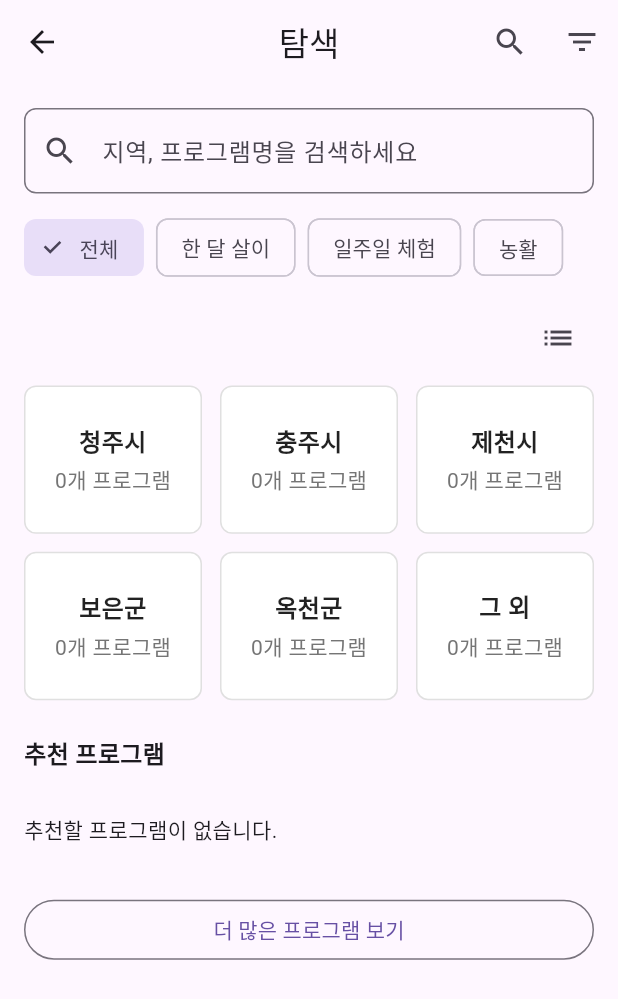
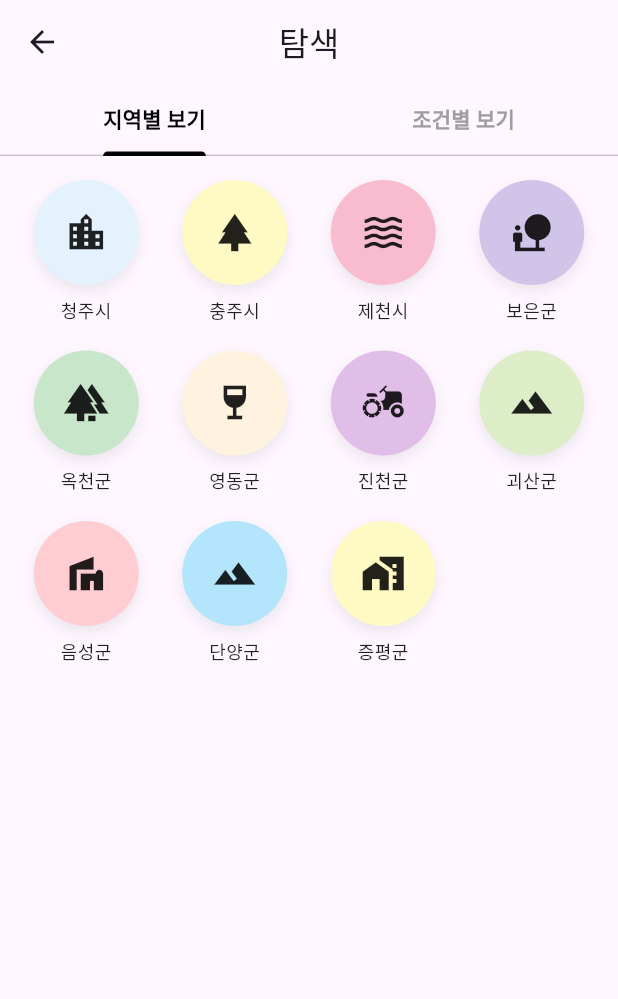
Before and after one commit to flat-dumplings/youthbuk, a Flutter app: the SearchPage screen opened directly, on a phone screen of 412 x 824 dp. Shown: the top 999 px of the screen. Run offline on Flutter 3.47's test engine with Material 3 defaults, Android fonts, the phone set to English and light mode, and no system bars; our stand-ins replace cloud_firestore, country_picker, firebase_auth, firebase_core, flutter_screenutil; accounts and stored records are empty.

Commit message:
feat : 탐색탭 수정중_1

```diff
--- a/lib/search/search_page.dart
+++ b/lib/search/search_page.dart
@@ -1,14 +1,9 @@
-// lib/search/search_page.dart
-
 import 'package:flutter/material.dart';
-import 'package:youthbuk/search/models/region.dart';
-import 'package:youthbuk/search/services/region_repository.dart';
-import 'package:youthbuk/search/widgets/region_card.dart';
-import 'package:youthbuk/search/village_list_page.dart';
 import 'package:cloud_firestore/cloud_firestore.dart';
 import 'package:youthbuk/search/models/village.dart';
-import 'package:youthbuk/search/services/village_repository.dart';
 import 'package:youthbuk/search/village_detail_page%20.dart';
+import 'package:youthbuk/search/village_list_page.dart';
+import 'package:youthbuk/search/widgets/region_grid.dart';
 
 class SearchPage extends StatefulWidget {
   const SearchPage({super.key});
@@ -16,178 +11,183 @@ class SearchPage extends StatefulWidget {
   State<SearchPage> createState() => _SearchPageState();
 }
 
-class _SearchPageState extends State<SearchPage> {
-  bool isListView = true;
-  final List<String> tabs = ['전체', '한 달 살이', '일주일 체험', '농활'];
+class _SearchPageState extends State<SearchPage> with TickerProviderStateMixin {
   int selectedTabIndex = 0;
-
-  late Future<List<RegionCount>> regionCountsFuture;
-  final RegionRepository repo = RegionRepository();
-
-  // Firestore 인스턴스 (추천 영역 실시간 반영용)
+  bool filterExpanded = false;
   final FirebaseFirestore _firestore = FirebaseFirestore.instance;
+  late final TabController _tabController;
 
   @override
   void initState() {
     super.initState();
-    regionCountsFuture = repo.fetchRegionCounts();
+    _tabController = TabController(length: 2, vsync: this);
+  }
+
+  @override
+  void dispose() {
+    _tabController.dispose();
+    super.dispose();
   }
 
   @override
   Widget build(BuildContext context) {
-    const regionAspect = 3 / 2.5;
-    return Scaffold(
+    return DefaultTabController(
+      length: 2,
+      child: Scaffold(
         appBar: AppBar(
           title: const Text('탐색'),
           centerTitle: true,
-        actions: [
-          IconButton(
-            icon: const Icon(Icons.search),
-            onPressed: () {
-              // 검색 아이콘 동작: 필요 시 구현
-            },
+          bottom: const TabBar(
+            indicatorColor: Colors.black,
+            labelColor: Colors.black,
+            unselectedLabelColor: Colors.grey,
+            labelStyle: TextStyle(fontWeight: FontWeight.bold),
+            tabs: [Tab(text: '지역별 보기'), Tab(text: '조건별 보기')],
           ),
-          IconButton(
-            icon: const Icon(Icons.filter_list),
-            onPressed: () {
-              // 필터 아이콘 동작: 필요 시 구현
-            },
+        ),
+        body: TabBarView(children: [RegionGrid(), _buildFilterTab()]),
+      ),
+    );
+  }
+
+  Widget _buildFilterTab() {
+    return ListView(
+      padding: const EdgeInsets.all(16),
+      children: [
+        _buildFilterChips(),
+        const SizedBox(height: 24),
+        const Text(
+          '추천 프로그램',
+          style: TextStyle(fontSize: 18, fontWeight: FontWeight.bold),
+        ),
+        const SizedBox(height: 12),
+        _buildRecommendedPrograms(),
+        const SizedBox(height: 24),
+        OutlinedButton(
+          onPressed: () {},
+          style: OutlinedButton.styleFrom(
+            shape: RoundedRectangleBorder(
+              borderRadius: BorderRadius.circular(8),
+            ),
+          ),
+          child: const Text('더 많은 프로그램 보기'),
+        ),
+      ],
+    );
+  }
+
+  Widget _buildFilterChips() {
+    final List<Map<String, String>> tabsWithEmoji = [
+      {'emoji': '📋', 'label': '전체'},
+      {'emoji': '🌾', 'label': '농활'},
+      {'emoji': '🧪', 'label': '체험'},
+      {'emoji': '🗺️', 'label': '관광'},
+      {'emoji': '💪', 'label': '건강'},
+      {'emoji': '🎨', 'label': '공예'},
+      {'emoji': '🍳', 'label': '요리'},
+      {'emoji': '🐞', 'label': '곤충 관찰'},
+      {'emoji': '🎣', 'label': '낚시'},
+      {'emoji': '🍱', 'label': '먹거리'},
+    ];
+
+    final visibleCount = filterExpanded ? tabsWithEmoji.length : 5;
+
+    return Column(
+      crossAxisAlignment: CrossAxisAlignment.start,
+      children: [
+        Container(
+          padding: const EdgeInsets.all(16),
+          decoration: BoxDecoration(
+            color: Colors.white,
+            borderRadius: BorderRadius.circular(16),
+            boxShadow: [
+              BoxShadow(
+                color: Colors.grey.withOpacity(0.1),
+                blurRadius: 10,
+                offset: const Offset(0, 4),
               ),
             ],
           ),
-      body: SingleChildScrollView(
-        padding: const EdgeInsets.all(16),
-        child: Column(
-          crossAxisAlignment: CrossAxisAlignment.start,
+          child: Wrap(
+            spacing: 10,
+            runSpacing: 10,
+            children: List.generate(visibleCount, (i) {
+              final isSelected = selectedTabIndex == i;
+              return InkWell(
+                borderRadius: BorderRadius.circular(30),
+                onTap: () {
+                  setState(() {
+                    selectedTabIndex = i;
+                  });
+                },
+                child: Container(
+                  padding: const EdgeInsets.symmetric(
+                    horizontal: 14,
+                    vertical: 8,
+                  ),
+                  decoration: BoxDecoration(
+                    color: isSelected ? Colors.black : Colors.grey.shade100,
+                    borderRadius: BorderRadius.circular(30),
+                    boxShadow:
+                        isSelected
+                            ? [
+                              BoxShadow(
+                                color: Colors.black.withOpacity(0.1),
+                                blurRadius: 4,
+                                offset: const Offset(0, 2),
+                              ),
+                            ]
+                            : [],
+                  ),
+                  child: Row(
+                    mainAxisSize: MainAxisSize.min,
                     children: [
-            // 검색 필드
-            TextField(
-              decoration: InputDecoration(
-                hintText: '지역, 프로그램명을 검색하세요',
-                prefixIcon: const Icon(Icons.search),
-                border: OutlineInputBorder(
-                  borderRadius: BorderRadius.circular(8),
+                      Text(
+                        tabsWithEmoji[i]['emoji']!,
+                        style: TextStyle(
+                          fontSize: 16,
+                          color: isSelected ? Colors.white : Colors.black87,
                         ),
                       ),
-              onSubmitted: (text) {
-                // 검색어 입력 후 동작: 필요 시 구현
-              },
-            ),
-            const SizedBox(height: 12),
-
-            // 탭 선택 (필터 로직은 필요시 추가 가능)
-            Row(
-              children: [
-                for (var i = 0; i < tabs.length; i++)
-                  Padding(
-                    padding: const EdgeInsets.only(right: 8),
-                    child: ChoiceChip(
-                      label: Text(tabs[i]),
-                      selected: i == selectedTabIndex,
-                      onSelected:
-                          (_) => setState(() {
-                            selectedTabIndex = i;
-                            // 탭별 필터 로직이 필요하다면 이곳에서 상태를 변경하고,
-                            // regionCountsFuture나 추천 프로그램 필터 등을 다시 반영하세요.
-                          }),
+                      const SizedBox(width: 6),
+                      Text(
+                        tabsWithEmoji[i]['label']!,
+                        style: TextStyle(
+                          fontSize: 14,
+                          fontWeight: FontWeight.w500,
+                          color: isSelected ? Colors.white : Colors.black87,
                         ),
                       ),
                     ],
                   ),
-            const SizedBox(height: 12),
-
-            // 뷰 토글 (리스트/지도 등)
-            Align(
-              alignment: Alignment.centerRight,
-              child: IconButton(
-                icon: Icon(isListView ? Icons.list : Icons.map),
-                onPressed: () => setState(() => isListView = !isListView),
+                ),
+              );
+            }),
           ),
         ),
         const SizedBox(height: 8),
-
-            // 지역 그리드: RegionCount 기반
-            FutureBuilder<List<RegionCount>>(
-              future: regionCountsFuture,
-              builder: (context, snapshot) {
-                if (snapshot.connectionState == ConnectionState.waiting) {
-                  return const Center(
-                    child: Padding(
-                      padding: EdgeInsets.symmetric(vertical: 24),
-                      child: CircularProgressIndicator(),
+        Center(
+          child: TextButton.icon(
+            onPressed: () {
+              setState(() {
+                filterExpanded = !filterExpanded;
+              });
+            },
+            icon: Icon(
+              filterExpanded
+                  ? Icons.keyboard_arrow_up
+                  : Icons.keyboard_arrow_down,
             ),
-                  );
-                } else if (snapshot.hasError) {
-                  return Padding(
-                    padding: const EdgeInsets.symmetric(vertical: 24),
-                    child: Text(
-                      '지역 정보를 불러오는 중 오류: ${snapshot.error}',
-                      style: const TextStyle(color: Colors.red),
-                    ),
-                  );
-                } else if (!snapshot.hasData || snapshot.data!.isEmpty) {
-                  return const Padding(
-                    padding: EdgeInsets.symmetric(vertical: 24),
-                    child: Text('등록된 지역 정보가 없습니다.'),
-                  );
-                } else {
-                  final regionCounts = snapshot.data!;
-                  return LayoutBuilder(
-                    builder: (context, constraints) {
-                      const spacing = 12.0;
-                      const itemsPerRow = 3;
-                      final totalSpacing = spacing * (itemsPerRow - 1);
-                      final itemWidth =
-                          (constraints.maxWidth - totalSpacing) / itemsPerRow;
-                      return Wrap(
-                        spacing: spacing,
-                        runSpacing: spacing,
-                        children:
-                            regionCounts.map((rc) {
-                              return SizedBox(
-                                width: itemWidth,
-                                child: AspectRatio(
-                                  aspectRatio: regionAspect,
-                                  child: RegionCard(
-                                    name: rc.name,
-                                    count: rc.count,
-                                    onTap: () {
-                                      final isOthers = rc.name == '그 외';
-                                      Navigator.push(
-                                        context,
-                                        MaterialPageRoute(
-                                          builder:
-                                              (_) => VillageListPage(
-                                                regionName: rc.name,
-                                                isOthers: isOthers,
+            label: Text(filterExpanded ? '접기' : '전체 보기'),
+            style: TextButton.styleFrom(foregroundColor: Colors.black87),
           ),
         ),
-                                      );
-                                    },
-                                  ),
-                                ),
-                              );
-                            }).toList(),
-                      );
-                    },
+      ],
     );
   }
-              },
-            ),
 
-            // ====== 추천 프로그램 영역 (StreamBuilder로 실시간 반영) ======
-            const SizedBox(height: 24),
-            Row(
-              mainAxisAlignment: MainAxisAlignment.spaceBetween,
-              children: const [
-                Text(
-                  '추천 프로그램',
-                  style: TextStyle(fontSize: 16, fontWeight: FontWeight.bold),
-                ),
-              ],
-            ),
-            const SizedBox(height: 12),
-            StreamBuilder<QuerySnapshot>(
+  Widget _buildRecommendedPrograms() {
+    return StreamBuilder<QuerySnapshot>(
       stream:
           _firestore
               .collection('Villages')
@@ -199,165 +199,81 @@ class _SearchPageState extends State<SearchPage> {
           return const Center(child: CircularProgressIndicator());
         }
         if (snapshot.hasError) {
-                  return Padding(
-                    padding: const EdgeInsets.symmetric(vertical: 16),
-                    child: Text(
-                      '추천 프로그램을 불러오는 중 오류: ${snapshot.error}',
+          return Text(
+            '추천 프로그램 오류: ${snapshot.error}',
             style: const TextStyle(color: Colors.red),
-                    ),
           );
         }
-                final querySnap = snapshot.data;
-                if (querySnap == null || querySnap.docs.isEmpty) {
-                  return const Padding(
-                    padding: EdgeInsets.symmetric(vertical: 16),
-                    child: Text('추천할 프로그램이 없습니다.'),
-                  );
+        final docs = snapshot.data?.docs ?? [];
+        if (docs.isEmpty) {
+          return const Text('추천할 프로그램이 없습니다.');
         }
-                // 문서 리스트를 Village 모델 리스트로 변환
-                final topVillages =
-                    querySnap.docs.map((doc) {
-                      try {
-                        return Village.fromDoc(doc);
-                      } catch (_) {
-                        return Village.fromDoc(doc);
-                      }
-                    }).toList();
-
+        final villages = docs.map((d) => Village.fromDoc(d)).toList();
         return ListView.separated(
           shrinkWrap: true,
           physics: const NeverScrollableScrollPhysics(),
-                  itemCount: topVillages.length,
+          itemCount: villages.length,
           separatorBuilder: (_, __) => const SizedBox(height: 12),
-                  itemBuilder: (context, index) {
-                    final v = topVillages[index];
-                    // 리뷰 개수 표시: 100 이상이면 '99+'
-                    final int count = v.reviewCount;
-                    final String displayCount =
-                        count >= 100 ? '99+' : count.toString();
-
-                    return GestureDetector(
-                      onTap: () {
-                        Navigator.push(
+          itemBuilder: (_, i) {
+            final v = villages[i];
+            final countStr =
+                v.reviewCount >= 100 ? '99+' : v.reviewCount.toString();
+            return ListTile(
+              contentPadding: const EdgeInsets.symmetric(
+                horizontal: 12,
+                vertical: 8,
+              ),
+              onTap:
+                  () => Navigator.push(
                     context,
                     MaterialPageRoute(
                       builder: (_) => VillageDetailPage(village: v),
                     ),
-                        );
-                      },
-                      child: Card(
-                        shape: RoundedRectangleBorder(
-                          borderRadius: BorderRadius.circular(8),
                   ),
-                        child: Padding(
-                          padding: const EdgeInsets.symmetric(
-                            vertical: 12,
-                            horizontal: 16,
-                          ),
-                          child: Row(
-                            children: [
-                              // 이미지가 있다면 왼쪽에 추가
-                              if (v.photoUrls != null &&
-                                  v.photoUrls!.isNotEmpty) ...[
-                                ClipRRect(
+              leading: ClipRRect(
                 borderRadius: BorderRadius.circular(6),
-                                  child: Image.network(
+                child:
+                    v.photoUrls != null && v.photoUrls!.isNotEmpty
+                        ? Image.network(
                           v.photoUrls!.first,
                           width: 60,
                           height: 60,
                           fit: BoxFit.cover,
-                                    errorBuilder:
-                                        (context, error, stack) => Container(
+                        )
+                        : Container(
                           width: 60,
                           height: 60,
                           color: Colors.grey.shade200,
-                                          child: const Icon(
-                                            Icons.broken_image,
-                                            color: Colors.grey,
+                          child: const Icon(Icons.image),
                         ),
               ),
+              title: Text(
+                v.name,
+                style: const TextStyle(fontWeight: FontWeight.bold),
               ),
-                                ),
-                                const SizedBox(width: 12),
-                              ],
-
-                              // 왼쪽: 이름 및 카테고리
-                              Expanded(
-                                child: Column(
-                                  crossAxisAlignment: CrossAxisAlignment.start,
-                                  children: [
-                                    Text(
-                                      v.name,
-                                      style: const TextStyle(
-                                        fontSize: 16,
-                                        fontWeight: FontWeight.bold,
-                                      ),
-                                    ),
-                                    const SizedBox(height: 4),
-                                    Text(
-                                      v.categoryRaw,
-                                      style: const TextStyle(
-                                        fontSize: 14,
-                                        color: Colors.grey,
-                                      ),
-                                    ),
-                                  ],
-                                ),
-                              ),
-
-                              // 우측: 평점 및 리뷰 개수
-                              Column(
-                                mainAxisSize: MainAxisSize.min,
+              subtitle: Text(v.categoryRaw),
+              trailing: Column(
                 crossAxisAlignment: CrossAxisAlignment.end,
+                mainAxisAlignment: MainAxisAlignment.center,
                 children: [
                   Row(
                     mainAxisSize: MainAxisSize.min,
                     children: [
-                                      const Icon(
-                                        Icons.star,
-                                        size: 16,
-                                        color: Colors.orange,
+                      const Icon(Icons.star, size: 16, color: Colors.orange),
+                      const SizedBox(width: 4),
+                      Text(v.rating.toStringAsFixed(1)),
+                    ],
                   ),
-                                      const SizedBox(width: 2),
                   Text(
-                                        v.rating.toStringAsFixed(1),
-                                        style: const TextStyle(fontSize: 14),
+                    '($countStr)',
+                    style: const TextStyle(fontSize: 12, color: Colors.grey),
                   ),
                 ],
-                                  ),
-                                  const SizedBox(height: 2),
-                                  Text(
-                                    '($displayCount)',
-                                    style: const TextStyle(
-                                      fontSize: 12,
-                                      color: Colors.grey,
-                                    ),
-                                  ),
-                                ],
-                              ),
-                            ],
-                          ),
-                        ),
               ),
             );
           },
         );
       },
-            ),
-
-            const SizedBox(height: 16),
-            SizedBox(
-              width: double.infinity,
-              child: OutlinedButton(
-                onPressed: () {
-                  // “더 많은 프로그램 보기” 동작: 예: 평점순 전체 페이지로 이동 등
-                },
-                child: const Text('더 많은 프로그램 보기'),
-              ),
-            ),
-          ],
-        ),
-      ),
     );
   }
 }
--- /dev/null
+++ b/lib/search/widgets/region_grid.dart
@@ -0,0 +1,83 @@
+import 'package:flutter/material.dart';
+import 'package:youthbuk/search/village_list_page.dart';
+
+class RegionGrid extends StatelessWidget {
+  const RegionGrid({super.key});
+
+  final List<Map<String, dynamic>> fixedRegions = const [
+    {'name': '청주시', 'icon': Icons.location_city, 'color': Color(0xFFE3F2FD)},
+    {'name': '충주시', 'icon': Icons.park, 'color': Color(0xFFFFF9C4)},
+    {'name': '제천시', 'icon': Icons.waves, 'color': Color(0xFFF8BBD0)},
+    {'name': '보은군', 'icon': Icons.nature_people, 'color': Color(0xFFD1C4E9)},
+    {'name': '옥천군', 'icon': Icons.forest, 'color': Color(0xFFC8E6C9)},
+    {'name': '영동군', 'icon': Icons.wine_bar, 'color': Color(0xFFFFF3E0)},
+    {'name': '진천군', 'icon': Icons.agriculture, 'color': Color(0xFFE1BEE7)},
+    {'name': '괴산군', 'icon': Icons.terrain, 'color': Color(0xFFDCEDC8)},
+    {'name': '음성군', 'icon': Icons.villa, 'color': Color(0xFFFFCDD2)},
+    {'name': '단양군', 'icon': Icons.landscape, 'color': Color(0xFFB3E5FC)},
+    {'name': '증평군', 'icon': Icons.home_work, 'color': Color(0xFFFFF9C4)},
+  ];
+
+  @override
+  Widget build(BuildContext context) {
+    return GridView.builder(
+      padding: const EdgeInsets.all(16),
+      itemCount: fixedRegions.length,
+      gridDelegate: const SliverGridDelegateWithFixedCrossAxisCount(
+        crossAxisCount: 4,
+        crossAxisSpacing: 16,
+        mainAxisSpacing: 16,
+        childAspectRatio: 0.85,
+      ),
+      itemBuilder: (context, index) {
+        final region = fixedRegions[index];
+        return GestureDetector(
+          onTap: () {
+            Navigator.push(
+              context,
+              MaterialPageRoute(
+                builder:
+                    (_) => VillageListPage(
+                      regionName: region['name'],
+                      isOthers: false,
+                    ),
+              ),
+            );
+          },
+          child: Column(
+            children: [
+              Container(
+                width: 70,
+                height: 70,
+                decoration: BoxDecoration(
+                  color: region['color'],
+                  shape: BoxShape.circle,
+                  boxShadow: [
+                    BoxShadow(
+                      color: Colors.black.withOpacity(0.08),
+                      blurRadius: 8,
+                      offset: const Offset(0, 4),
+                    ),
+                  ],
+                ),
+                child: Center(
+                  child: Icon(region['icon'], size: 30, color: Colors.black87),
+                ),
+              ),
+              const SizedBox(height: 8),
+              Text(
+                region['name'],
+                style: const TextStyle(
+                  fontSize: 12,
+                  fontWeight: FontWeight.w500,
+                  color: Colors.black87,
+                ),
+                textAlign: TextAlign.center,
+              ),
+            ],
+          ),
+        );
+      },
+    );
+  }
+}
```
Also changed, not shown: pubspec.yaml (line endings or trailing spaces). Lines whose indentation alone changed are shown as unchanged.
